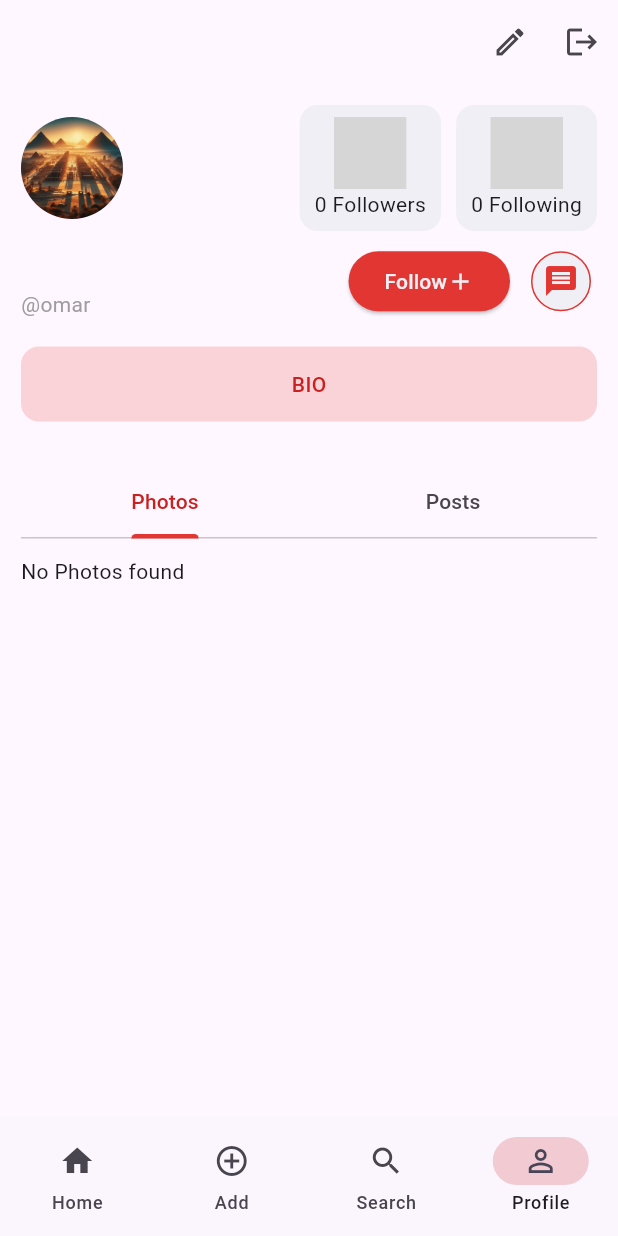
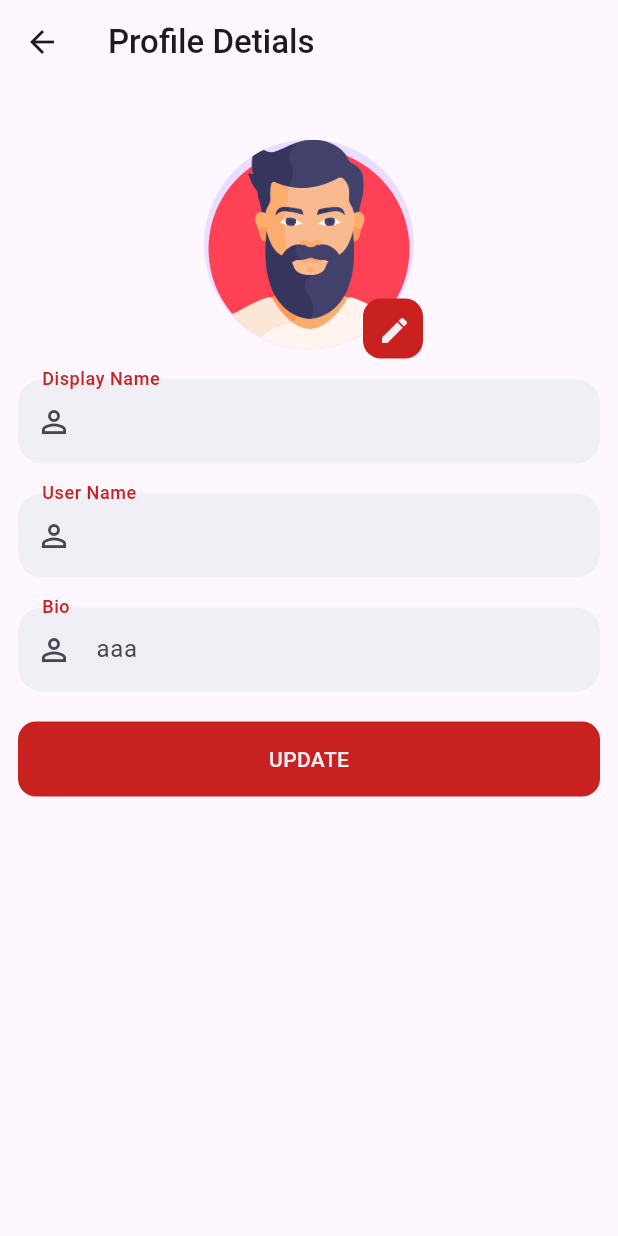
Before and after one commit to Omar-Ashraf-69/insta_clone, a Flutter app: the screen it shows once a user with an empty profile is signed in, item 4 of the bottom bar chosen, after a tap on the "edit" icon, on a phone screen of 412 x 824 dp. Run offline on Flutter 3.47's test engine with Material 3 defaults, Android fonts, the phone set to English and light mode, and no system bars; our stand-ins replace cloud_firestore, fancy_shimmer_image, firebase_auth, firebase_core, firebase_storage, flutter_svg and 1 more; missing offline and left inert: image_stack; accounts and stored records are empty; grey boxes are pictures that could not be loaded.

Commit message:
Add edit user screen and update profile screen
Added EditUserScreen for users to edit their profile details and updated
ProfileScreen to allow users to navigate to the EditUserScreen for editing
their profile. Also added necessary methods in CloudMethods and StorageMethods
for profile editing functionality.

```diff
--- a/lib/layout.dart
+++ b/lib/layout.dart
@@ -1,4 +1,5 @@
 import 'package:flutter/cupertino.dart';
+import 'package:flutter/gestures.dart';
 import 'package:flutter/material.dart';
 import 'package:flutter/widgets.dart';
 import 'package:provider/provider.dart';
@@ -28,7 +29,13 @@ class _LayoutWidgetState extends State<LayoutWidget> {
 
   @override
   Widget build(BuildContext context) {
-    return Provider.of<UserProvider>(context).isLoading?  const Scaffold(body: Center(child: CircularProgressIndicator(),),): Scaffold(
+    return Provider.of<UserProvider>(context).isLoading
+        ? const Scaffold(
+            body: Center(
+              child: CircularProgressIndicator(),
+            ),
+          )
+        : Scaffold(
             extendBody: true,
             body: PageView(
               controller: pageController,
@@ -51,26 +58,43 @@ class _LayoutWidgetState extends State<LayoutWidget> {
                 pageController.jumpToPage(currentIndex);
                 setState(() {});
               },
-        indicatorColor: kPrimaryColor.withOpacity(0.2),
+              indicatorColor: kPinkColor,
               backgroundColor: kWhiteColor.withOpacity(0.2),
-        destinations: const [
+              surfaceTintColor: kPrimaryColor,
+              destinations: [
                 NavigationDestination(
                   label: 'Home',
-            icon: Icon(Icons.home),
+                  icon: const Icon(Icons.home),
+                  selectedIcon: Icon(
+                    Icons.home,
+                    color: kPrimaryColor,
+                  ),
                 ),
                 NavigationDestination(
                   label: 'Add',
-            icon: Icon(Icons.add_circle_outline),
+                  icon:const Icon(Icons.add_circle_outline),
+                  selectedIcon: Icon(
+                    Icons.add_circle_outline,
+                    color: kPrimaryColor,
+                  ),
                 ),
                 NavigationDestination(
                   label: 'Search',
-            icon: Icon(
+                  icon: const Icon(
                     Icons.search_outlined,
+                  ),
+                  selectedIcon: Icon(
+                    Icons.search_outlined,
+                    color: kPrimaryColor,
                   ),
                 ),
                 NavigationDestination(
                   label: 'Profile',
-            icon: Icon(Icons.person_outline),
+                  icon:const Icon(Icons.person_outline),
+                  selectedIcon: Icon(
+                    Icons.person_outline,
+                    color: kPrimaryColor,
+                  ),
                 ),
               ],
             ),
--- a/lib/main.dart
+++ b/lib/main.dart
@@ -6,6 +6,7 @@ import 'package:social_app/firebase_options.dart';
 import 'package:social_app/layout.dart';
 import 'package:social_app/providers/user_provider.dart';
 import 'package:social_app/screens/auth/login_screen.dart';
+import 'package:social_app/screens/edit_user_screen.dart';
 import 'package:social_app/screens/profile_screen.dart';
 import 'package:social_app/screens/search_screen.dart';
 
--- /dev/null
+++ b/lib/screens/edit_user_screen.dart
@@ -0,0 +1,188 @@
+import 'dart:typed_data';
+
+import 'package:flutter/gestures.dart';
+import 'package:flutter/material.dart';
+import 'package:provider/provider.dart';
+import 'package:social_app/colors/app_colors.dart';
+import 'package:social_app/helpers/picker.dart';
+import 'package:social_app/models/user.dart';
+import 'package:social_app/providers/user_provider.dart';
+import 'package:social_app/services/cloud.dart';
+import 'package:social_app/widgets/login_register_screen_widgets.dart/custom_button_widget.dart';
+import 'package:social_app/widgets/login_register_screen_widgets.dart/custom_text_field.dart';
+
+class EditUserScreen extends StatefulWidget {
+  const EditUserScreen({super.key});
+
+  @override
+  State<EditUserScreen> createState() => _EditUserScreenState();
+}
+
+class _EditUserScreenState extends State<EditUserScreen> {
+  @override
+  Uint8List? profilePic;
+  bool isUpdating = false;
+  Widget build(BuildContext context) {
+    UserModel userData = Provider.of<UserProvider>(context).user!;
+    TextEditingController displayNameController = TextEditingController();
+    TextEditingController userNameController = TextEditingController();
+    TextEditingController bioController = TextEditingController();
+    return Scaffold(
+      appBar: AppBar(
+        surfaceTintColor: Colors.white,
+        title: Text(
+          "Profile Detials",
+          style: TextStyle(
+            fontSize: 22,
+            fontWeight: FontWeight.w500,
+          ),
+        ),
+      ),
+      body: Padding(
+        padding: const EdgeInsets.all(12.0),
+        child: SingleChildScrollView(
+          child: Column(
+            children: [
+              const SizedBox(
+                height: 25,
+              ),
+              Center(
+                child: Stack(
+                  clipBehavior: Clip.none,
+                  children: [
+                    profilePic == null
+                        ? const CircleAvatar(
+                            radius: 70,
+                            backgroundImage: AssetImage('assets/man.png'),
+                          )
+                        : CircleAvatar(
+                            radius: 70,
+                            backgroundImage: MemoryImage(profilePic!),
+                          ),
+                    Positioned(
+                      bottom: -10,
+                      right: -10,
+                      child: IconButton(
+                        onPressed: () async {
+                          Uint8List? file = await pickImage();
+                          setState(() {
+                            profilePic = file;
+                          });
+                        },
+                        alignment: Alignment.bottomRight,
+                        style: IconButton.styleFrom(
+                          backgroundColor: kPrimaryColor,
+                          shape: RoundedRectangleBorder(
+                            borderRadius: BorderRadius.circular(12),
+                          ),
+                        ),
+                        icon: Icon(
+                          Icons.edit,
+                          size: 22,
+                          color: kWhiteColor,
+                        ),
+                      ),
+                    ),
+                  ],
+                ),
+              ),
+              const SizedBox(
+                height: 20,
+              ),
+              CustomTextField(
+                prefixIcon: const Icon(Icons.person_outline),
+                label: 'Display Name',
+                hintText: userData.displayName,
+                textEditingController: displayNameController,
+                isLabelSticked: true,
+              ),
+              const SizedBox(
+                height: 20,
+              ),
+              CustomTextField(
+                prefixIcon: const Icon(Icons.person_outline),
+                label: 'User Name',
+                hintText: userData.userName,
+                textEditingController: userNameController,
+                isLabelSticked: true,
+              ),
+              const SizedBox(
+                height: 20,
+              ),
+              CustomTextField(
+                prefixIcon: const Icon(Icons.person_outline),
+                label: 'Bio',
+                hintText: 'aaa',
+                textEditingController: bioController,
+                isLabelSticked: true,
+              ),
+              const SizedBox(
+                height: 20,
+              ),
+              CustomButtonWidget(
+                label: isUpdating
+                    ? Center(
+                        child: CircularProgressIndicator(
+                          color: kWhiteColor,
+                        ),
+                      )
+                    : Text(
+                        "Update".toUpperCase(),
+                        style: TextStyle(
+                          fontWeight: FontWeight.w500,
+                          color: kWhiteColor,
+                        ),
+                      ),
+                onTap: () async {
+                  setState(() {
+                    isUpdating = true;
+                  });
+                  await update(
+                    displayName: displayNameController.text.isEmpty
+                        ? userData.displayName
+                        : displayNameController.text,
+                    userName: userNameController.text.isEmpty
+                        ? userData.userName
+                        : userNameController.text,
+                    bio: bioController.text.isEmpty ? "" : bioController.text,
+                    file: profilePic,
+                    uId: userData.userId,
+                  );
+                  setState(() {
+                    isUpdating = false;
+                  });
+                },
+              ),
+            ],
+          ),
+        ),
+      ),
+    );
+  }
+
+  update({
+    required String displayName,
+    required String userName,
+    required String bio,
+    Uint8List? file,
+    required String uId,
+  }) async {
+    String res = await CloudMethods().editProfile(
+      displayName: displayName,
+      uId: uId,
+      userName: userName,
+      bio: bio,
+      file: file,
+    );
+
+    if (res == "success") {
+      ScaffoldMessenger.of(context).showSnackBar(
+        const SnackBar(content: Text("Profile Updated")),
+      );
+      Navigator.of(context).pop();
+    } else {
+      throw Exception(res);
+    }
+    Provider.of<UserProvider>(context, listen: false).getUserDetails();
+  }
+}
--- a/lib/screens/profile_screen.dart
+++ b/lib/screens/profile_screen.dart
@@ -11,6 +11,7 @@ import 'package:social_app/colors/app_colors.dart';
 import 'package:social_app/models/post.dart';
 import 'package:social_app/models/user.dart';
 import 'package:social_app/providers/user_provider.dart';
+import 'package:social_app/screens/edit_user_screen.dart';
 import 'package:social_app/services/auth.dart';
 import 'package:social_app/widgets/home_screen_widgets/feeds_post_widget.dart';
 import 'package:social_app/widgets/login_register_screen_widgets.dart/custom_button_widget.dart';
@@ -29,6 +30,7 @@ class _ProfileScreenState extends State<ProfileScreen>
   late TabController tabController = TabController(length: 2, vsync: this);
   @override
   void initState() {
+    Provider.of<UserProvider>(context, listen: false).getUserDetails();
     super.initState();
   }
 
@@ -44,7 +46,14 @@ class _ProfileScreenState extends State<ProfileScreen>
       appBar: AppBar(
         actions: [
           IconButton(
-            onPressed: () {},
+            onPressed: () {
+              Navigator.push(
+                context,
+                MaterialPageRoute(
+                  builder: (context) => const EditUserScreen(),
+                ),
+              );
+            },
             icon: const Icon(Icons.edit_outlined),
           ),
           IconButton(
@@ -62,10 +71,15 @@ class _ProfileScreenState extends State<ProfileScreen>
           children: [
             Row(
               children: [
-                CircleAvatar(
-                  radius: 34,
-                  backgroundImage: AssetImage('assets/valley of the kings.jpg'),
-                ),
+                user.profilePic == ''
+                    ? const CircleAvatar(
+                        radius: 34,
+                        backgroundImage: AssetImage('assets/man.png'),
+                      )
+                    : CircleAvatar(
+                        radius: 34,
+                        backgroundImage: NetworkImage(user.profilePic),
+                      ),
                 Spacer(),
                 FollowingCardWidget(
                   label: 'Followers',
@@ -88,8 +102,8 @@ class _ProfileScreenState extends State<ProfileScreen>
                       ),
                     ),
                     subtitle: Text(
-                      "@omar",
-                      style: TextStyle(
+                      "@${user.userName}",
+                      style: const TextStyle(
                         color: Colors.grey,
                       ),
                     ),
--- a/lib/services/cloud.dart
+++ b/lib/services/cloud.dart
@@ -2,6 +2,7 @@ import 'dart:developer';
 import 'dart:typed_data';
 
 import 'package:cloud_firestore/cloud_firestore.dart';
+import 'package:firebase_storage/firebase_storage.dart';
 import 'package:social_app/models/post.dart';
 import 'package:social_app/services/storage.dart';
 import 'package:uuid/uuid.dart';
@@ -16,10 +17,11 @@ class CloudMethods {
     required String userName,
     required Uint8List file,
     required String description,
-  }) async  {
+  }) async {
     String response;
     String postId = const Uuid().v1();
-    String postPic = await StorageMethods().uploadImageToStorage(file);
+    String postPic =
+        await StorageMethods().uploadImageToStorage(file, 'posts', true);
     PostModel postModel = PostModel(
       userId: userId,
       date: DateTime.now(),
@@ -44,4 +46,35 @@ class CloudMethods {
     }
     return response;
   }
+
+  editProfile({
+    required String uId,
+    required String userName,
+    String profilePic = '',
+    required String displayName,
+    Uint8List? file,
+    String bio = '',
+  }) async {
+    String response = 'some eerror error';
+    try {
+      profilePic = file != null
+          ? await StorageMethods().uploadImageToStorage(file, 'users', false)
+          : '';
+      if (userName.isNotEmpty && displayName.isNotEmpty) {
+        await FirebaseFirestore.instance.collection('users').doc(uId).update({
+          'userId': uId,
+          'userName': userName,
+          'displayName': displayName,
+          'bio': bio,
+          'profilePic': profilePic,
+        });
+
+      }
+      response = 'success';
+    } catch (e) {
+      log(e.toString());
+      response = e.toString();
+    }
+    return response;
+  }
 }
--- a/lib/services/storage.dart
+++ b/lib/services/storage.dart
@@ -8,10 +8,12 @@ class StorageMethods {
   FirebaseStorage storage = FirebaseStorage.instance;
   FirebaseAuth auth = FirebaseAuth.instance;
 
-  uploadImageToStorage(Uint8List file) async {
+  uploadImageToStorage(Uint8List file, String childName, bool isPost ) async {
     String postId = const Uuid().v1();
-    Reference ref =
-        storage.ref().child('posts').child(auth.currentUser!.uid).child(postId);
+    Reference ref = storage.ref().child(childName).child(auth.currentUser!.uid);
+    if (isPost) {
+      ref.child(postId);
+    }
     UploadTask uploadTask = ref.putData(file);
     TaskSnapshot snapshot = await uploadTask;
     String url = await snapshot.ref.getDownloadURL();
--- a/lib/widgets/login_register_screen_widgets.dart/custom_text_field.dart
+++ b/lib/widgets/login_register_screen_widgets.dart/custom_text_field.dart
@@ -7,13 +7,18 @@ class CustomTextField extends StatelessWidget {
     this.suffixIcon,
     required this.label,
     this.prefixIcon,
-    required this.textEditingController, this.onChanged,
+    required this.textEditingController,
+    this.onChanged,
+    this.hintText,
+    this.isLabelSticked = false,
   });
   final TextEditingController textEditingController;
   final String label;
   final Icon? prefixIcon;
   final IconButton? suffixIcon;
   final void Function(String)? onChanged;
+  final String? hintText;
+  final bool isLabelSticked;
   @override
   Widget build(BuildContext context) {
     return TextFormField(
@@ -29,10 +34,15 @@ class CustomTextField extends StatelessWidget {
       decoration: InputDecoration(
         prefixIcon: prefixIcon,
         suffixIcon: suffixIcon,
+        hintText: hintText,
+        floatingLabelBehavior: isLabelSticked
+            ? FloatingLabelBehavior.always
+            : FloatingLabelBehavior.auto,
         label: Text(
           label,
-          style: const TextStyle(
+          style: TextStyle(
             fontWeight: FontWeight.w500,
+            color: kPrimaryColor,
           ),
         ),
         fillColor: kWhiteColor,
--- a/pubspec.yaml
+++ b/pubspec.yaml
@@ -47,6 +47,8 @@ dependencies:
   image_stack: ^2.1.1
   cached_network_image: ^3.0.0
   provider: ^6.1.2
+  shimmer: ^2.0.0
+
 
 dev_dependencies:
   flutter_test:
```
Lines whose indentation alone changed are shown as unchanged.
